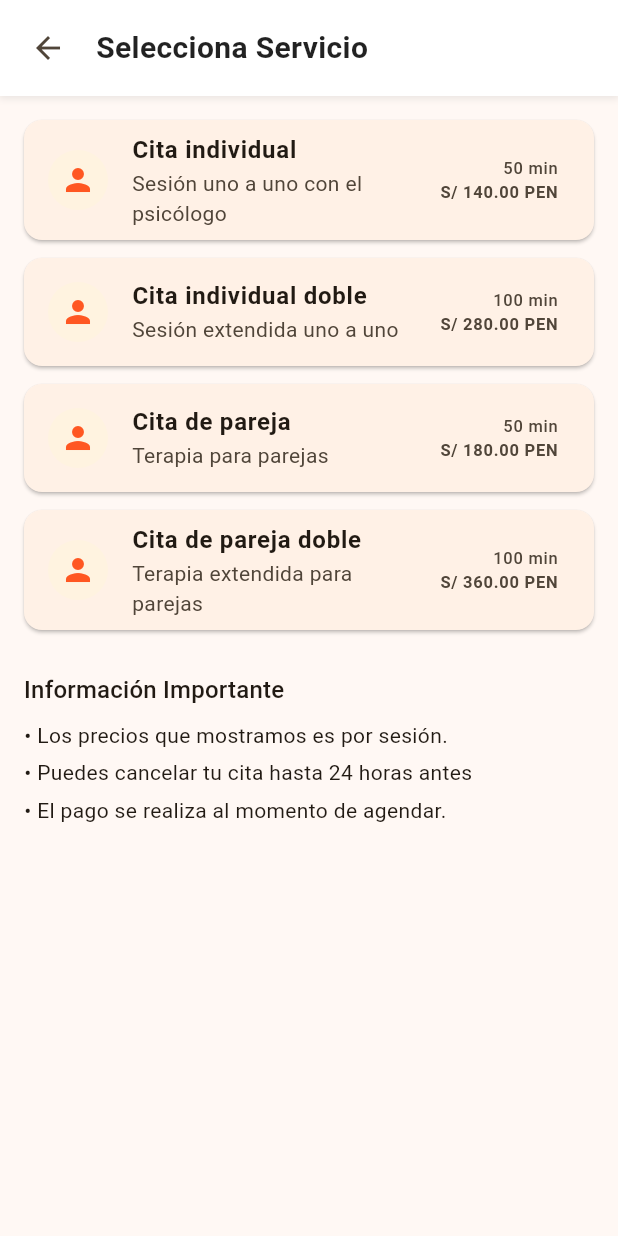
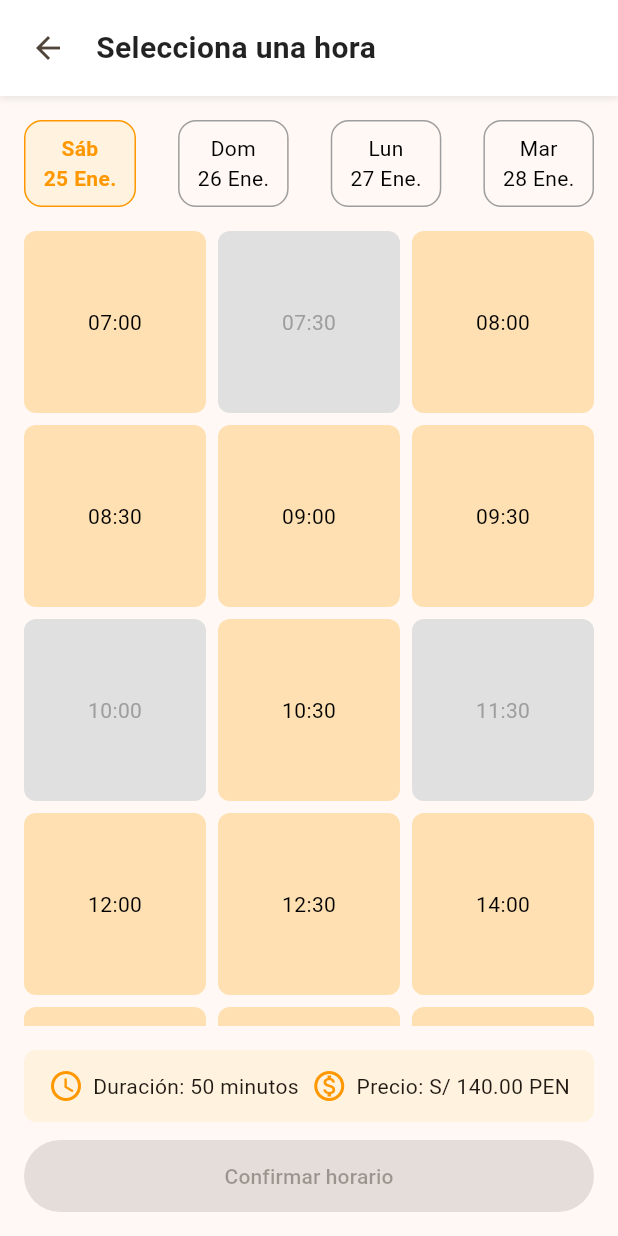
Before and after one commit to terapi-team/terapi-frontend, a Flutter app: the ScheduleAppointmentPage screen opened directly, after a tap on "Cita individual", on a phone screen of 412 x 824 dp. Run offline on Flutter 3.47's test engine with Material 3 defaults, Android fonts, the phone set to English and light mode, and no system bars; our stand-ins replace flutter_svg, get.

Commit message:
• Agregué módulo `therapist_profile_opinions` y
`appointment_schedules_selection`

• En `terapi-frontend\lib\pages`

  - En `therapist_profile_opinions`
      -> therapist_profile_opinions_controller.dart: Creación
      -> therapist_profile_opinions_page.dart: Creación

  - En `appointment_schedules_selection`
      -> appointment_schedules_selection_controller.dart: Creación
      -> appointment_schedules_selection_page.dart: Creación

  - En `home_search_appointments`
      -> Eliminé la sección de `Seleccionar horario`
      -> Implementé redirecciones

  - También asigne otras redirecciones

```diff
--- /dev/null
+++ b/lib/pages/appointment_schedules_selection/appointment_schedules_selection_controller.dart
@@ -0,0 +1,62 @@
+
+import 'package:get/get.dart';
+
+class ScheduleSlot {
+
+  final String hora;
+  final bool disponible;
+
+  ScheduleSlot({required this.hora, required this.disponible});
+
+} // class ScheduleSlot {
+
+class AppointmentSchedulesSelectionController extends GetxController {
+
+  var fechas = ["Sáb\n25 Ene.", "Dom\n26 Ene.", "Lun\n27 Ene.", "Mar\n28 Ene."];
+  var fechaSeleccionada = 0.obs;
+
+  var horarios = <ScheduleSlot>[].obs;
+  var horarioSeleccionado = ''.obs;
+
+  final duracion = "50 minutos";
+  final precio = "S/ 140.00 PEN";
+
+  @override
+  void onInit() {
+    super.onInit();
+    cargarHorarios();
+  }
+
+  void cargarHorarios() {
+    horarios.value = [
+      ScheduleSlot(hora: "07:00", disponible: true),
+      ScheduleSlot(hora: "07:30", disponible: false),
+      ScheduleSlot(hora: "08:00", disponible: true),
+      ScheduleSlot(hora: "08:30", disponible: true),
+      ScheduleSlot(hora: "09:00", disponible: true),
+      ScheduleSlot(hora: "09:30", disponible: true),
+      ScheduleSlot(hora: "10:00", disponible: false),
+      ScheduleSlot(hora: "10:30", disponible: true),
+      ScheduleSlot(hora: "11:30", disponible: false),
+      ScheduleSlot(hora: "12:00", disponible: true),
+      ScheduleSlot(hora: "12:30", disponible: true),
+      ScheduleSlot(hora: "14:00", disponible: true),
+      ScheduleSlot(hora: "14:30", disponible: true),
+      ScheduleSlot(hora: "15:00", disponible: true),
+      ScheduleSlot(hora: "15:30", disponible: true),
+      ScheduleSlot(hora: "16:00", disponible: true),
+      ScheduleSlot(hora: "16:30", disponible: false),
+      ScheduleSlot(hora: "17:00", disponible: true),
+      ScheduleSlot(hora: "17:30", disponible: false),
+      ScheduleSlot(hora: "18:00", disponible: true),
+      ScheduleSlot(hora: "18:30", disponible: false),
+      ScheduleSlot(hora: "19:00", disponible: true),
+      ScheduleSlot(hora: "19:30", disponible: false),
+    ];
+  } // void cargarHorarios() {
+
+  void seleccionarHorario(String hora) {
+    horarioSeleccionado.value = hora;
+  }
+
+} // class AppointmentSchedulesSelectionController extends GetxController {
--- /dev/null
+++ b/lib/pages/appointment_schedules_selection/appointment_schedules_selection_page.dart
@@ -0,0 +1,139 @@
+
+import 'package:flutter/material.dart';
+import 'package:get/get.dart';
+
+import 'package:terapi_frontend/components/setting_app_bar.dart';
+import 'package:terapi_frontend/pages/payment_methods/patient_payment_methods_page.dart';
+
+import 'appointment_schedules_selection_controller.dart';
+
+class AppointmentSchedulesSelectionPage extends StatelessWidget {
+
+  const AppointmentSchedulesSelectionPage({Key? key}) : super(key: key);
+
+  @override
+  Widget build(BuildContext context) {
+
+    final controller = Get.put(AppointmentSchedulesSelectionController());
+
+    return Scaffold(
+
+      appBar: SettingsAppBar(title: "Selecciona una hora"),
+
+      body: Padding(
+
+        padding: const EdgeInsets.all(16),
+        child: Column(
+
+          children: [
+
+            Obx(() => Row(
+              mainAxisAlignment: MainAxisAlignment.spaceBetween,
+              children: List.generate(controller.fechas.length, (index) {
+                final selected = controller.fechaSeleccionada.value == index;
+                return GestureDetector(
+                  onTap: () => controller.fechaSeleccionada.value = index,
+                  child: Container(
+                    padding: const EdgeInsets.symmetric(vertical: 8, horizontal: 12),
+                    decoration: BoxDecoration(
+                      border: Border.all(color: selected ? Colors.orange : Colors.grey),
+                      borderRadius: BorderRadius.circular(12),
+                      color: selected ? Colors.orange.shade50 : null,
+                    ),
+                    child: Text(
+                      controller.fechas[index].replaceAll("\n", "\n"),
+                      textAlign: TextAlign.center,
+                      style: TextStyle(
+                        color: selected ? Colors.orange : Colors.black,
+                        fontWeight: selected ? FontWeight.bold : FontWeight.normal,
+                      ),
+                    ),
+                  ),
+                );
+              }),
+            )), // Obx(() => Row(
+
+            const SizedBox(height: 16),
+
+            Expanded(
+              child: Obx(() => GridView.count(
+                crossAxisCount: 3,
+                crossAxisSpacing: 8,
+                mainAxisSpacing: 8,
+                children: controller.horarios.map((slot) {
+                  final seleccionado = controller.horarioSeleccionado.value == slot.hora;
+                  return GestureDetector(
+                    onTap: slot.disponible ? () => controller.seleccionarHorario(slot.hora) : null,
+                    child: Container(
+                      alignment: Alignment.center,
+                      decoration: BoxDecoration(
+                        color: !slot.disponible
+                          ? Colors.grey.shade300
+                          : seleccionado
+                            ? Colors.orange
+                            : Colors.orange.shade100,
+                        borderRadius: BorderRadius.circular(8),
+                        border: Border.all(
+                          color: seleccionado ? Colors.deepOrange : Colors.transparent,
+                          width: 1.5,
+                        ),
+                      ),
+                      child: Text(
+                        slot.hora,
+                        style: TextStyle(
+                          color: !slot.disponible ? Colors.grey : Colors.black,
+                          fontWeight: seleccionado ? FontWeight.bold : FontWeight.normal,
+                        ),
+                      ),
+                    ),
+                  );
+                }).toList(),
+              )),
+            ), // Expanded(
+
+            const SizedBox(height: 16),
+
+            Container(
+              width: double.infinity,
+              padding: const EdgeInsets.symmetric(vertical: 12, horizontal: 16),
+              decoration: BoxDecoration(
+                color: Colors.orange.shade50,
+                borderRadius: BorderRadius.circular(8),
+              ),
+              child: Row(
+                mainAxisAlignment: MainAxisAlignment.spaceBetween,
+                children: [
+                  Row(children: [
+                    const Icon(Icons.schedule, color: Colors.orange),
+                    const SizedBox(width: 6),
+                    Text("Duración: ${controller.duracion}"),
+                  ]),
+                  Row(children: [
+                    const Icon(Icons.monetization_on_outlined, color: Colors.orange),
+                    const SizedBox(width: 6),
+                    Text("Precio: ${controller.precio}"),
+                  ]),
+                ],
+              ),
+            ), // Container(
+
+            const SizedBox(height: 12),
+
+            Obx(() => ElevatedButton(
+              onPressed: controller.horarioSeleccionado.value.isEmpty ? null : () {
+                Get.to(() => const PatientPaymentMethodsPage()); // Para futura update: Direccionar con data para que cargue la data respectiva
+              },
+              style: ElevatedButton.styleFrom(
+                backgroundColor: Colors.orange,
+                foregroundColor: Colors.white,
+                minimumSize: const Size.fromHeight(48),
+              ),
+              child: const Text("Confirmar horario"),
+            )), // Obx(() => ElevatedButton(
+
+          ], // children: [
+        ), // child: Column(
+      ), // body: Padding(
+    ); // return Scaffold(
+  } // Widget build(BuildContext context) {
+} // class AppointmentSchedulesSelectionPage extends StatelessWidget {
--- a/lib/pages/schedule_appointment/patient_schedule_appointment_page.dart
+++ b/lib/pages/schedule_appointment/patient_schedule_appointment_page.dart
@@ -2,6 +2,7 @@ import 'package:flutter/material.dart';
 import 'package:get/get.dart';
 
 import 'package:terapi_frontend/components/setting_app_bar.dart';
+import 'package:terapi_frontend/pages/appointment_schedules_selection/appointment_schedules_selection_page.dart';
 
 import 'patient_schedule_appointment_controller.dart';
 
@@ -48,7 +49,7 @@ class ScheduleAppointmentPage extends StatelessWidget {
                       ],
                     ),
                     onTap: () {
-                      // Acción al seleccionar servicio
+                      Get.to(() => const AppointmentSchedulesSelectionPage()); // Para futura update: Pasar data que permita obtener data respectiva
                     },
                   ),
                 );
```
Also changed, not shown: lib/pages/home_search_appointments/home_search_appointments_page.dart (+17 -12 lines), lib/pages/search_appointment_therapist/search_appointment_therapist_page.dart (+27 -12 lines), lib/pages/therapist_profile_opinions/therapist_profile_opinions_controller.dart (added, +75 -0 lines), lib/pages/therapist_profile_opinions/therapist_profile_opinions_page.dart (added, +134 -0 lines), 1 other file.
